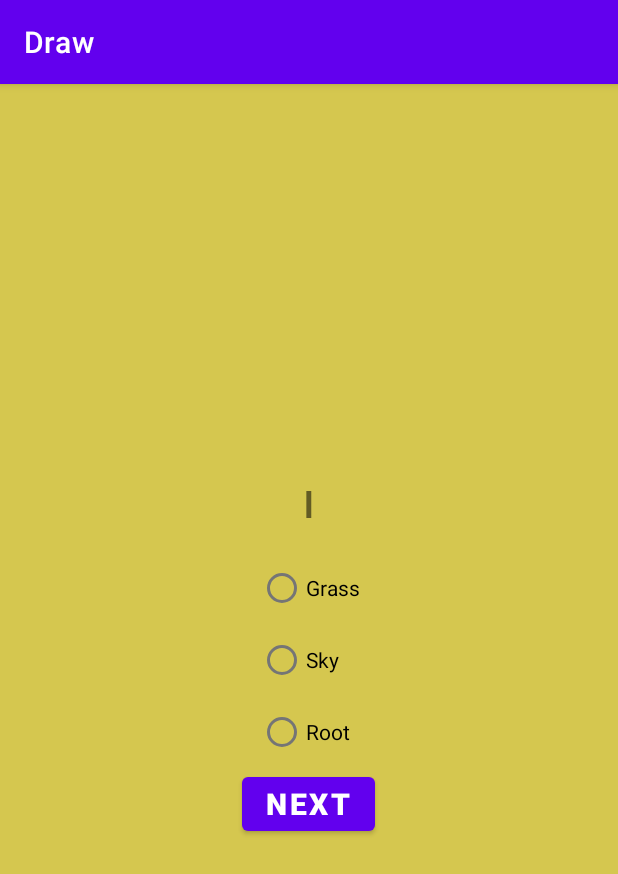
After one commit to bindas10/Drawer, an Android app: the fragment Quiz shown on its own in the app's theme, on a phone screen of 412 x 824 dp. The commit adds this screen. Shown: the top 874 px of the screen. Run offline under Robolectric (Android 15) with nearby library versions, the phone set to English and light mode, and no system bars; 1 statement that could not run was skipped.

Commit message:
Start Quiz Operations

```diff
--- /dev/null
+++ b/app/src/main/java/com/example/draw/Quiz.java
@@ -0,0 +1,150 @@
+package com.example.draw;
+
+import android.os.Bundle;
+
+import androidx.fragment.app.Fragment;
+
+import android.view.LayoutInflater;
+import android.view.View;
+import android.view.ViewGroup;
+import android.widget.Button;
+import android.widget.RadioButton;
+import android.widget.RadioGroup;
+import android.widget.TextView;
+
+/**
+ * A simple {@link Fragment} subclass.
+ * Use the {@link Quiz#newInstance} factory method to
+ * create an instance of this fragment.
+ */
+public class Quiz extends Fragment {
+    DbHelper db;
+
+    // TODO: Rename parameter arguments, choose names that match
+    // the fragment initialization parameters, e.g. ARG_ITEM_NUMBER
+    private static final String ARG_PARAM1 = "param1";
+    private static final String ARG_PARAM2 = "param2";
+
+    // TODO: Rename and change types of parameters
+    private String mParam1;
+    private String mParam2;
+
+    public Quiz() {
+        // Required empty public constructor
+    }
+
+    /**
+     * Use this factory method to create a new instance of
+     * this fragment using the provided parameters.
+     *
+     * @param param1 Parameter 1.
+     * @param param2 Parameter 2.
+     * @return A new instance of fragment Quiz.
+     */
+    // TODO: Rename and change types and number of parameters
+    public static Quiz newInstance(String param1, String param2) {
+        Quiz fragment = new Quiz();
+        Bundle args = new Bundle();
+        args.putString(ARG_PARAM1, param1);
+        args.putString(ARG_PARAM2, param2);
+        fragment.setArguments(args);
+        return fragment;
+    }
+
+    @Override
+    public void onCreate(Bundle savedInstanceState) {
+        db = new DbHelper(getContext());
+        super.onCreate(savedInstanceState);
+        if (getArguments() != null) {
+            mParam1 = getArguments().getString(ARG_PARAM1);
+            mParam2 = getArguments().getString(ARG_PARAM2);
+        }
+    }
+
+    private View view;
+    private TextView letterTextView;
+    private RadioGroup optionsRadioGroup;
+    private Button nextButton;
+    private TextView resultTextView;
+
+    private String[] letters = { "l", "o", "j", "v", "w" };
+    private String[] outcomes = { "Grass", "Sky", "Root" };
+
+    private String [] answers = {"Sky", "Grass", "Root", "Grass", "Grass"};
+
+    private int currentLetterIndex = 0;
+    private int correctAnswers = 0;
+
+    @Override
+    public View onCreateView(LayoutInflater inflater, ViewGroup container,
+                             Bundle savedInstanceState) {
+        // Inflate the layout for this fragment
+        view = inflater.inflate(R.layout.fragment_quiz, container, false);
+
+        letterTextView = view.findViewById(R.id.letterTextView);
+        optionsRadioGroup = view.findViewById(R.id.optionsRadioGroup);
+        nextButton = view.findViewById(R.id.nextButton);
+        resultTextView = view.findViewById(R.id.resultTextView);
+
+        nextButton.setOnClickListener(new View.OnClickListener() {
+            @Override
+            public void onClick(View v) {
+                if (currentLetterIndex < letters.length) {
+                    if (checkAnswer(currentLetterIndex)){
+                        currentLetterIndex++;
+                        if (currentLetterIndex < letters.length) {
+                            showNextLetter();
+                        } else {
+                            showResult();
+                        }
+                    }
+
+                }
+            }
+        });
+
+        // Show the first letter
+        showNextLetter();
+
+        return view;
+    }
+
+    private void showNextLetter() {
+        letterTextView.setText(letters[currentLetterIndex]);
+        optionsRadioGroup.clearCheck();
+        resultTextView.setVisibility(View.GONE);
+    }
+
+    private boolean checkAnswer(int currentLetterIndex) {
+        int checkedRadioButtonId = optionsRadioGroup.getCheckedRadioButtonId();
+        if (view == null){
+            return false;
+        }
+        RadioButton selectedOption = view.findViewById(checkedRadioButtonId);
+        if (selectedOption != null){
+            if(selectedOption.getText().toString().equals(answers[currentLetterIndex])){
+                correctAnswers++;
+            }
+            return true;
+        }
+        else return false;
+    }
+
+    private void showResult() {
+        letterTextView.setText("");
+        optionsRadioGroup.setVisibility(View.GONE);
+        nextButton.setVisibility(View.GONE);
+        resultTextView.setVisibility(View.VISIBLE);
+        resultTextView.setText("Game Ended. Correct Answers: " + correctAnswers);
+        db.insertResult(new Result("junaid", correctAnswers));
+    }
+
+    private int getIndex(String targetValue) {
+        for (int i = 0; i < outcomes.length; i++) {
+            if (outcomes[i].equals(targetValue)) {
+                return i;
+            }
+        }
+        return -1;
+    }
+}
--- /dev/null
+++ b/app/src/main/res/layout/fragment_quiz.xml
@@ -0,0 +1,71 @@
+<?xml version="1.0" encoding="utf-8"?>
+<FrameLayout xmlns:android="http://schemas.android.com/apk/res/android"
+    xmlns:tools="http://schemas.android.com/tools"
+    android:layout_width="match_parent"
+    android:layout_height="match_parent"
+    tools:context=".Quiz">
+
+
+    <LinearLayout
+        android:layout_width="match_parent"
+        android:layout_height="match_parent"
+        android:background="#D5C74F"
+        android:gravity="center"
+        android:orientation="vertical">
+
+        <TextView
+            android:id="@+id/letterTextView"
+            android:layout_width="wrap_content"
+            android:layout_height="wrap_content"
+            android:layout_marginBottom="16dp"
+            android:textSize="24sp"
+            android:textStyle="bold" />
+
+        <RadioGroup
+            android:id="@+id/optionsRadioGroup"
+            android:layout_width="wrap_content"
+            android:layout_height="wrap_content"
+            android:orientation="vertical">
+
+            <RadioButton
+                android:id="@+id/option1RadioButton"
+                android:layout_width="wrap_content"
+                android:layout_height="wrap_content"
+                android:text="Grass" />
+
+            <RadioButton
+                android:id="@+id/option2RadioButton"
+                android:layout_width="wrap_content"
+                android:layout_height="wrap_content"
+                android:text="Sky" />
+
+            <RadioButton
+                android:id="@+id/option3RadioButton"
+                android:layout_width="wrap_content"
+                android:layout_height="wrap_content"
+                android:text="Root" />
+
+        </RadioGroup>
+
+        <Button
+            android:id="@+id/nextButton"
+            android:layout_width="wrap_content"
+            android:layout_height="wrap_content"
+            android:fontFamily="sans-serif-black"
+            android:text="Next"
+            android:textColorLink="#FF9800"
+            android:textSize="20sp"
+            android:textStyle="bold" />
+
+        <TextView
+            android:id="@+id/resultTextView"
+            android:layout_width="wrap_content"
+            android:layout_height="wrap_content"
+            android:layout_marginTop="16dp"
+            android:textSize="18sp"
+            android:visibility="gone" />
+
+    </LinearLayout>
+
+
+</FrameLayout>
```
Also changed, not shown: app/src/main/java/com/example/draw/MainActivity.java (+39 -4 lines).
